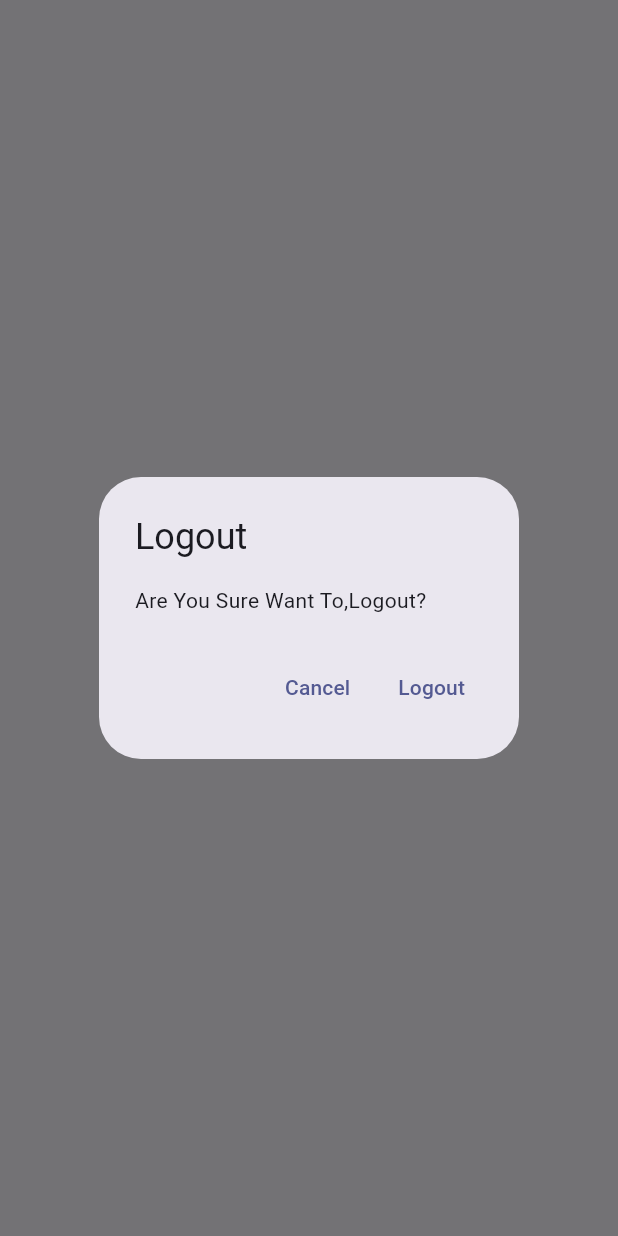
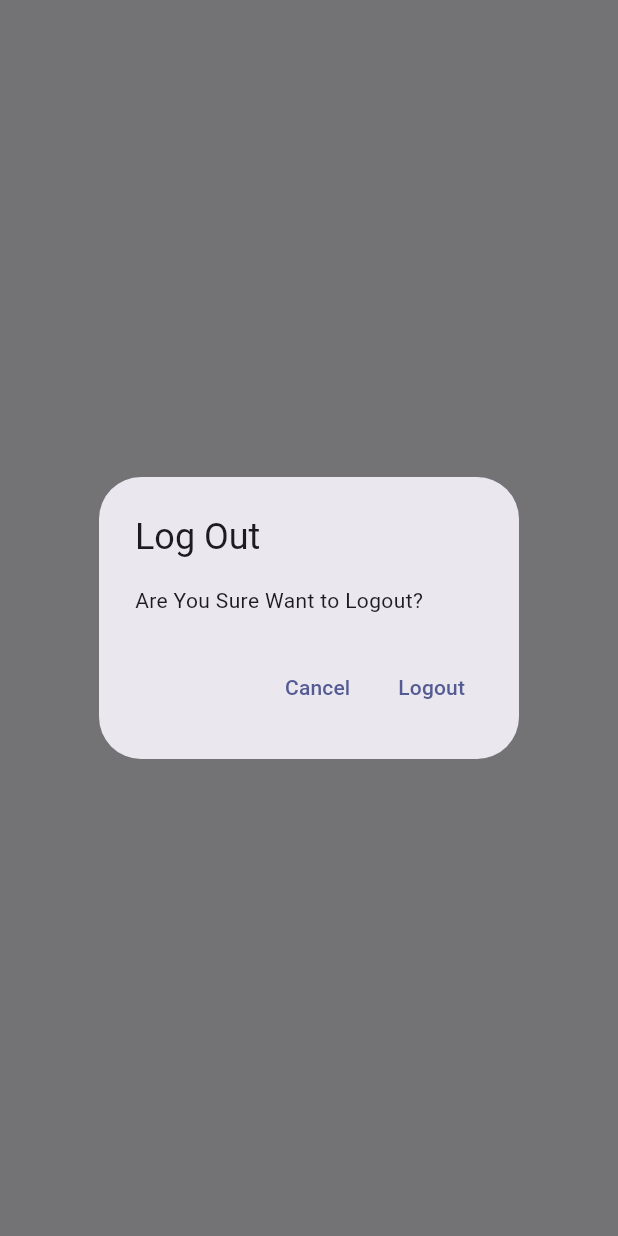
Before and after one commit to devruhulamin/flutter-my-notes, a Flutter app: what showLogoutDialog() shows on an empty page, opened directly, on a phone screen of 412 x 824 dp. Run offline on Flutter 3.47's test engine with Material 2 defaults, Android fonts, the phone set to English and light mode, and no system bars; our stand-ins replace firebase_auth, firebase_core, sqflite; accounts and stored records are empty; network calls fail.

Commit message:
generics dialog

```diff
--- /dev/null
+++ b/lib/utilities/dialogs/generics_dialog.dart
@@ -0,0 +1,33 @@
+import 'package:flutter/material.dart';
+
+typedef DialogOptionBuilder<T> = Map<String, T?> Function();
+
+Future<T?> showGenericsDialog<T>({
+  required BuildContext context,
+  required String title,
+  required String content,
+  required DialogOptionBuilder optionBuilder,
+}) {
+  final options = optionBuilder();
+  return showDialog(
+    context: context,
+    builder: (context) {
+      return AlertDialog(
+        title: Text(title),
+        content: Text(content),
+        actions: options.keys.map((optionsTitle) {
+          final value = options[optionsTitle];
+          return TextButton(
+              onPressed: () {
+                if (value != null) {
+                  Navigator.of(context).pop(value);
+                } else {
+                  Navigator.of(context).pop();
+                }
+              },
+              child: Text(optionsTitle));
+        }).toList(),
+      );
+    },
+  );
+}
--- /dev/null
+++ b/lib/utilities/dialogs/show_log_out_dialog.dart
@@ -0,0 +1,14 @@
+import 'package:flutter/material.dart';
+import 'package:mynotes/utilities/dialogs/generics_dialog.dart';
+
+Future<bool> showLogoutDialog(BuildContext context) {
+  return showGenericsDialog<bool>(
+    context: context,
+    title: "Log Out",
+    content: "Are You Sure Want to Logout?",
+    optionBuilder: () => {
+      "Cancel": false,
+      "Logout": true,
+    },
+  ).then((value) => value ?? false);
+}
--- a/lib/views/login.dart
+++ b/lib/views/login.dart
@@ -2,7 +2,7 @@ import 'package:flutter/material.dart';
 import 'package:mynotes/constans/routes.dart';
 import 'package:mynotes/services/auth/auth_exception.dart';
 import 'package:mynotes/services/auth/auth_services.dart';
-import 'package:mynotes/utilities/show_error_dialog.dart';
+import 'package:mynotes/utilities/dialogs/error_dialog.dart';
 
 class LoginPage extends StatefulWidget {
   const LoginPage({super.key});
--- a/lib/views/notes/notes_view.dart
+++ b/lib/views/notes/notes_view.dart
@@ -3,6 +3,8 @@ import 'package:flutter/material.dart';
 import 'package:mynotes/crud/note_services.dart';
 import 'package:mynotes/enums/menu_action.dart';
 import 'package:mynotes/services/auth/auth_services.dart';
+import 'package:mynotes/utilities/dialogs/show_log_out_dialog.dart';
+import 'package:mynotes/views/notes/notes_list_view.dart';
 import 'dart:developer' as devtools show log;
 
 import '../../constans/routes.dart';
@@ -75,18 +77,11 @@ class _NotesPageState extends State<NotesPage> {
                     case ConnectionState.active:
                       if (snapshot.hasData) {
                         final allnotes = snapshot.data!;
-                        return ListView.builder(
-                          itemCount: allnotes.length,
-                          itemBuilder: (context, index) {
-                            final note = allnotes[index];
-                            return ListTile(
-                              title: Text(
-                                note.text,
-                                maxLines: 1,
-                                softWrap: true,
-                                overflow: TextOverflow.ellipsis,
-                              ),
-                            );
+                        print(allnotes);
+                        return NoteListView(
+                          notes: allnotes,
+                          onDeleteNote: (note) async {
+                            await _noteServices.deleteNote(id: note.id);
                           },
                         );
                       } else {
@@ -105,29 +100,3 @@ class _NotesPageState extends State<NotesPage> {
     );
   }
 }
-
-Future<bool> showLogoutDialog(BuildContext context) {
-  return showDialog(
-    context: context,
-    builder: (context) {
-      return AlertDialog(
-        title: const Text("Logout"),
-        content: const Text("Are You Sure Want To,Logout?"),
-        actions: [
-          TextButton(
-            onPressed: () {
-              Navigator.of(context).pop(false);
-            },
-            child: const Text("Cancel"),
-          ),
-          TextButton(
-            onPressed: () {
-              Navigator.of(context).pop(true);
-            },
-            child: const Text("Logout"),
-          ),
-        ],
-      );
-    },
-  ).then((value) => value ?? false);
-}
--- a/lib/views/registraion.dart
+++ b/lib/views/registraion.dart
@@ -3,7 +3,7 @@ import 'package:flutter/material.dart';
 import 'package:mynotes/constans/routes.dart';
 import 'package:mynotes/services/auth/auth_exception.dart';
 import 'package:mynotes/services/auth/auth_services.dart';
-import 'package:mynotes/utilities/show_error_dialog.dart';
+import 'package:mynotes/utilities/dialogs/error_dialog.dart';
 
 class Registration extends StatefulWidget {
   const Registration({super.key});
```
Also changed, not shown: lib/crud/note_services.dart (+4 -3 lines), lib/utilities/dialogs/delete_dialog.dart (added, +14 -0 lines), lib/utilities/dialogs/error_dialog.dart (added, +12 -0 lines), lib/utilities/show_error_dialog.dart (deleted, +0 -20 lines), lib/views/notes/notes_list_view.dart (added, +39 -0 lines).
